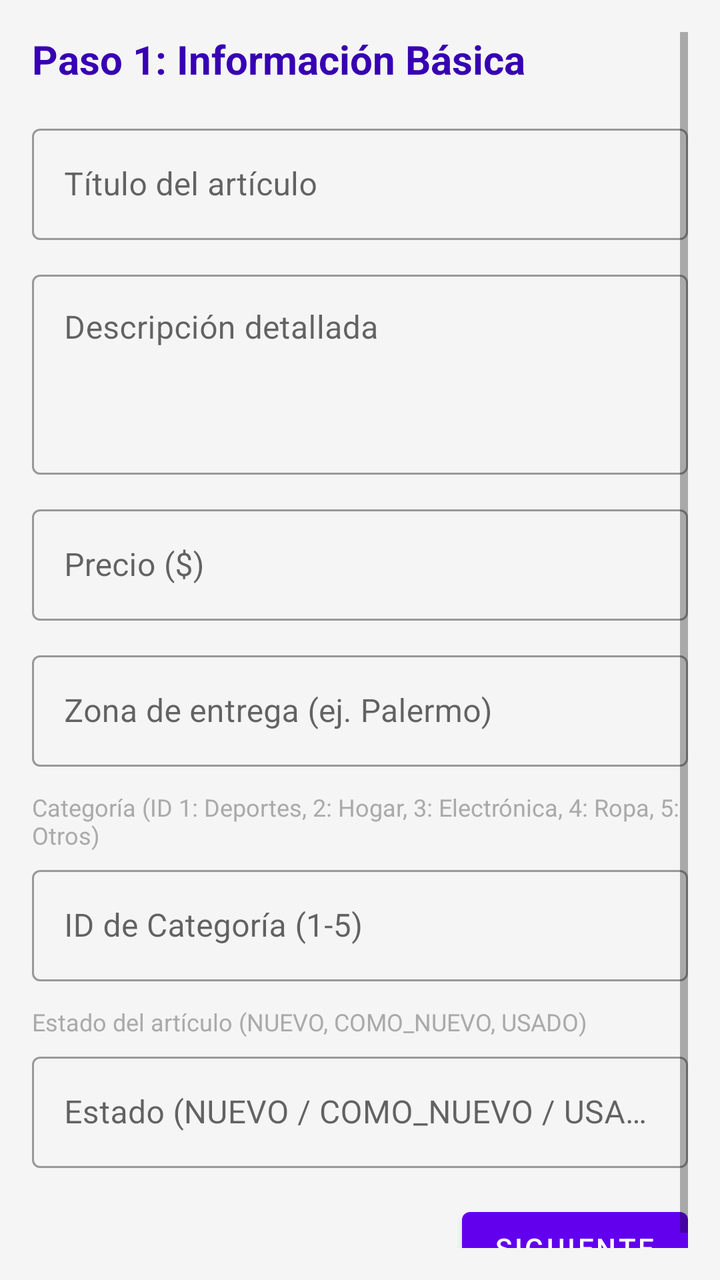
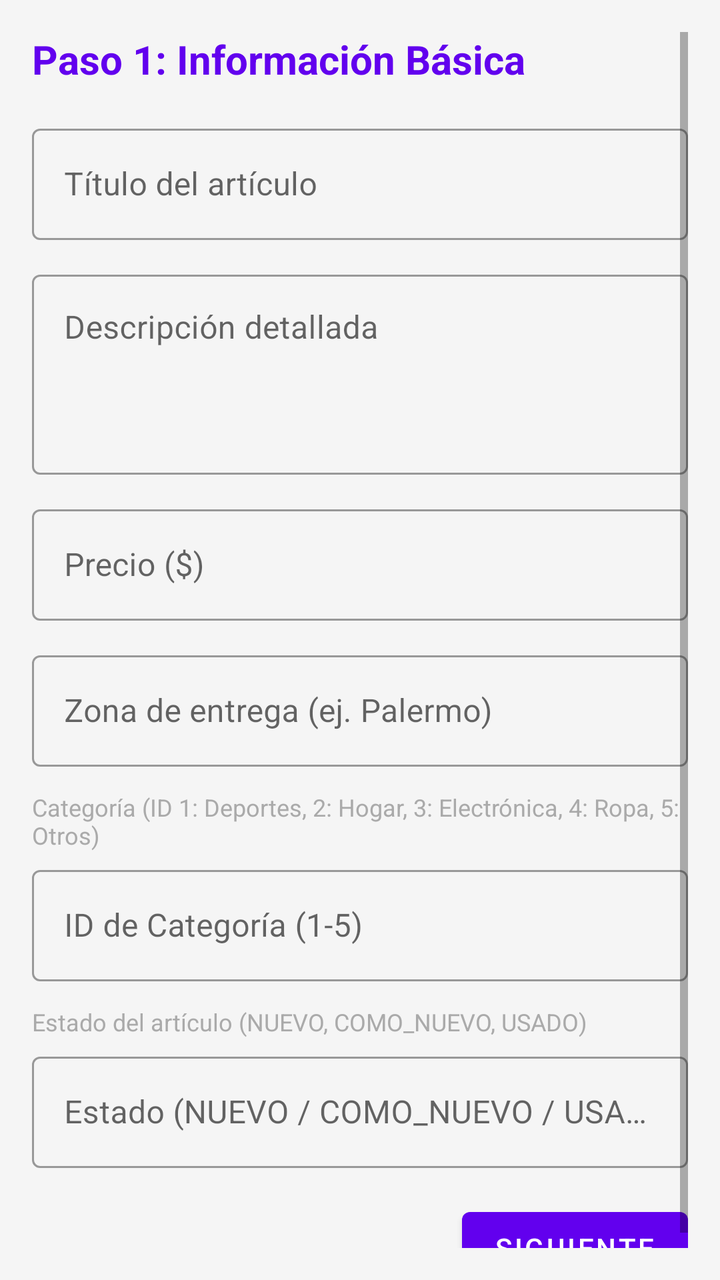

Two renders of the same Android screen: before a commit and after it. Below are the layout's source before the change and the commit's diff.
<!-- AndroidManifest.xml: application theme Theme.TPRondaGrupo2 -->
<!-- res/layout/fragment_publish_wizard.xml -->
<?xml version="1.0" encoding="utf-8"?>
<ScrollView xmlns:android="http://schemas.android.com/apk/res/android"
    android:layout_width="match_parent"
    android:layout_height="match_parent"
    android:fillViewport="true"
    android:padding="16dp">

    <LinearLayout
        android:layout_width="match_parent"
        android:layout_height="wrap_content"
        android:orientation="vertical">

        <TextView
            android:id="@+id/tvStepTitle"
            android:layout_width="wrap_content"
            android:layout_height="wrap_content"
            android:text="Paso 1: Información Básica"
            android:textSize="20sp"
            android:textStyle="bold"
            android:textColor="@color/purple_700"
            android:layout_marginBottom="16dp" />

        
        <LinearLayout
            android:id="@+id/layoutStep1"
            android:layout_width="match_parent"
            android:layout_height="wrap_content"
            android:orientation="vertical">

            <com.google.android.material.textfield.TextInputLayout
                android:layout_width="match_parent"
                android:layout_height="wrap_content"
                android:layout_marginBottom="12dp"
                style="@style/Widget.MaterialComponents.TextInputLayout.OutlinedBox">
                <com.google.android.material.textfield.TextInputEditText
                    android:id="@+id/etTitle"
                    android:layout_width="match_parent"
                    android:layout_height="wrap_content"
                    android:hint="Título del artículo" />
            </com.google.android.material.textfield.TextInputLayout>

            <com.google.android.material.textfield.TextInputLayout
                android:layout_width="match_parent"
                android:layout_height="wrap_content"
                android:layout_marginBottom="12dp"
                style="@style/Widget.MaterialComponents.TextInputLayout.OutlinedBox">
                <com.google.android.material.textfield.TextInputEditText
                    android:id="@+id/etDescription"
                    android:layout_width="match_parent"
                    android:layout_height="100dp"
                    android:gravity="top|start"
                    android:inputType="textMultiLine"
                    android:hint="Descripción detallada" />
            </com.google.android.material.textfield.TextInputLayout>

            <com.google.android.material.textfield.TextInputLayout
                android:layout_width="match_parent"
                android:layout_height="wrap_content"
                android:layout_marginBottom="12dp"
                style="@style/Widget.MaterialComponents.TextInputLayout.OutlinedBox">
                <com.google.android.material.textfield.TextInputEditText
                    android:id="@+id/etPrice"
                    android:layout_width="match_parent"
                    android:layout_height="wrap_content"
                    android:inputType="numberDecimal"
                    android:hint="Precio ($)" />
            </com.google.android.material.textfield.TextInputLayout>

            <com.google.android.material.textfield.TextInputLayout
                android:layout_width="match_parent"
                android:layout_height="wrap_content"
                android:layout_marginBottom="12dp"
                style="@style/Widget.MaterialComponents.TextInputLayout.OutlinedBox">
                <com.google.android.material.textfield.TextInputEditText
                    android:id="@+id/etLocation"
                    android:layout_width="match_parent"
                    android:layout_height="wrap_content"
                    android:hint="Zona de entrega (ej. Palermo)" />
            </com.google.android.material.textfield.TextInputLayout>

            <TextView
                android:layout_width="wrap_content"
                android:layout_height="wrap_content"
                android:text="Categoría (ID 1: Deportes, 2: Hogar, 3: Electrónica, 4: Ropa, 5: Otros)"
                android:textSize="12sp"
                android:textColor="@android:color/darker_gray"
                android:layout_marginBottom="4dp" />

            <com.google.android.material.textfield.TextInputLayout
                android:layout_width="match_parent"
                android:layout_height="wrap_content"
                android:layout_marginBottom="12dp"
                style="@style/Widget.MaterialComponents.TextInputLayout.OutlinedBox">
                <com.google.android.material.textfield.TextInputEditText
                    android:id="@+id/etCategoryId"
                    android:layout_width="match_parent"
                    android:layout_height="wrap_content"
                    android:inputType="number"
                    android:hint="ID de Categoría (1-5)" />
            </com.google.android.material.textfield.TextInputLayout>

            <TextView
                android:layout_width="wrap_content"
                android:layout_height="wrap_content"
                android:text="Estado del artículo (NUEVO, COMO_NUEVO, USADO)"
                android:textSize="12sp"
                android:textColor="@android:color/darker_gray"
                android:layout_marginBottom="4dp" />

            <com.google.android.material.textfield.TextInputLayout
                android:layout_width="match_parent"
                android:layout_height="wrap_content"
                android:layout_marginBottom="16dp"
                style="@style/Widget.MaterialComponents.TextInputLayout.OutlinedBox">
                <com.google.android.material.textfield.TextInputEditText
                    android:id="@+id/etStatus"
                    android:layout_width="match_parent"
                    android:layout_height="wrap_content"
                    android:hint="Estado (NUEVO / COMO_NUEVO / USADO)" />
            </com.google.android.material.textfield.TextInputLayout>
        </LinearLayout>

        
        <LinearLayout
            android:id="@+id/layoutStep2"
            android:layout_width="match_parent"
            android:layout_height="wrap_content"
            android:orientation="vertical"
            android:visibility="gone">

            <Button
                android:id="@+id/btnSelectPhoto"
                android:layout_width="match_parent"
                android:layout_height="wrap_content"
                android:text="Seleccionar Foto de la Galería"
                android:layout_marginBottom="12dp" />

            <com.google.android.material.textfield.TextInputLayout
                android:layout_width="match_parent"
                android:layout_height="wrap_content"
                android:layout_marginBottom="12dp"
                style="@style/Widget.MaterialComponents.TextInputLayout.OutlinedBox">
                <com.google.android.material.textfield.TextInputEditText
                    android:id="@+id/etImageUrl"
                    android:layout_width="match_parent"
                    android:layout_height="wrap_content"
                    android:hint="O ingrese URL de imagen" />
            </com.google.android.material.textfield.TextInputLayout>

            <TextView
                android:id="@+id/tvImageStatus"
                android:layout_width="wrap_content"
                android:layout_height="wrap_content"
                android:text="0 fotos seleccionadas"
                android:textColor="@android:color/darker_gray"
                android:layout_marginBottom="16dp" />
        </LinearLayout>

        
        <LinearLayout
            android:id="@+id/layoutStep3"
            android:layout_width="match_parent"
            android:layout_height="wrap_content"
            android:orientation="vertical"
            android:visibility="gone">

            <TextView
                android:layout_width="wrap_content"
                android:layout_height="wrap_content"
                android:text="Revisa los datos antes de publicar:"
                android:textStyle="bold"
                android:layout_marginBottom="8dp" />

            <TextView
                android:id="@+id/tvReviewSummary"
                android:layout_width="match_parent"
                android:layout_height="wrap_content"
                android:text="Resumen..."
                android:padding="8dp"
                android:background="#F5F5F5"
                android:layout_marginBottom="16dp" />
        </LinearLayout>

        
        <LinearLayout
            android:layout_width="match_parent"
            android:layout_height="wrap_content"
            android:orientation="horizontal"
            android:gravity="end">

            <Button
                android:id="@+id/btnBack"
                android:layout_width="wrap_content"
                android:layout_height="wrap_content"
                style="@style/Widget.MaterialComponents.Button.TextButton"
                android:text="Anterior"
                android:visibility="gone"
                android:layout_marginEnd="8dp" />

            <Button
                android:id="@+id/btnNext"
                android:layout_width="wrap_content"
                android:layout_height="wrap_content"
                android:text="Siguiente" />
        </LinearLayout>

    </LinearLayout>
</ScrollView>
<!-- resources referenced by this layout -->
<resources>
  <color name="purple_700">#FF3700B3</color>
  <style name="Theme.TPRondaGrupo2" parent="Theme.MaterialComponents.DayNight.NoActionBar">
          
          <item name="colorPrimary">@color/purple_500</item>
          <item name="colorPrimaryVariant">@color/purple_700</item>
          <item name="colorOnPrimary">@color/white</item>
          
          <item name="colorSecondary">@color/teal_200</item>
          <item name="colorSecondaryVariant">@color/teal_700</item>
          <item name="colorOnSecondary">@color/black</item>
          
          <item name="android:statusBarColor">?attr/colorPrimaryVariant</item>
          
          <item name="colorSurface">@color/white</item>
          <item name="colorOnSurface">@color/black</item>
          <item name="android:colorBackground">#F5F5F5</item>
          <item name="colorOnBackground">@color/black</item>
          <item name="android:windowBackground">?android:attr/colorBackground</item>
      </style>
  <color name="purple_500">#FF6200EE</color>
  <color name="white">#FFFFFFFF</color>
  <color name="teal_200">#FF03DAC5</color>
  <color name="teal_700">#FF018786</color>
  <color name="black">#FF000000</color>
</resources>

<!-- the commit's change to res/layout/fragment_publish_wizard.xml (unified diff, before → after) -->
@@ -17,7 +17,7 @@
             android:text="Paso 1: Información Básica"
             android:textSize="20sp"
             android:textStyle="bold"
-            android:textColor="@color/purple_700"
+            android:textColor="?attr/colorPrimary"
             android:layout_marginBottom="16dp" />
 
         
@@ -177,7 +177,7 @@
                 android:layout_height="wrap_content"
                 android:text="Resumen..."
                 android:padding="8dp"
-                android:background="#F5F5F5"
+                android:background="?attr/colorSurface"
                 android:layout_marginBottom="16dp" />
         </LinearLayout>
 
